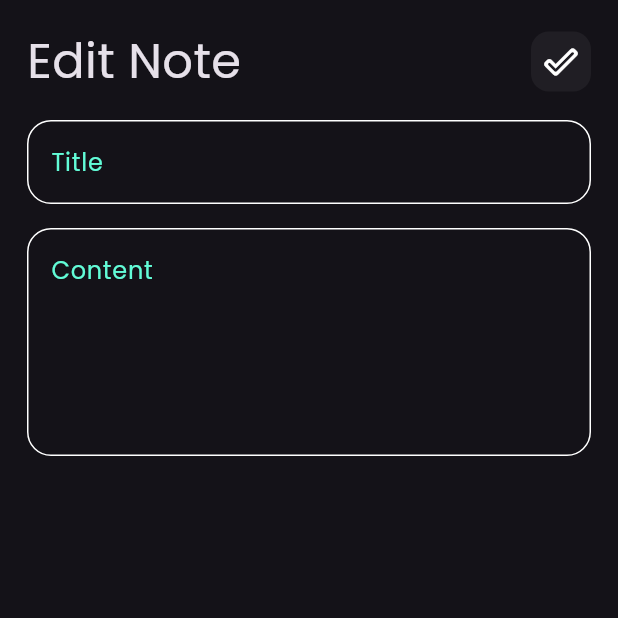
After one commit to StevenBahaa/NotesApp, a Flutter app: the screen it shows after launch, after a tap on "Flutter Tips", on a phone screen of 412 x 824 dp, the top half of it. The commit adds this screen. Run offline on Flutter 3.47's test engine with Material 3 defaults, Android fonts, the phone set to English and light mode, and no system bars; our stand-ins replace font_awesome_flutter.

Commit message:
Edit Note View

```diff
--- /dev/null
+++ b/lib/pages/edit_note.dart
@@ -0,0 +1,34 @@
+import 'package:flutter/material.dart';
+import 'package:notes_app/widgets/app_bar.dart';
+import 'package:notes_app/widgets/custom_text_field.dart';
+
+class EditNoteView extends StatelessWidget {
+  const EditNoteView({super.key});
+
+  @override
+  Widget build(BuildContext context) {
+    return const SafeArea(
+      child: Scaffold(
+        body: Padding(
+          padding: EdgeInsets.all(18),
+          child: Column(
+            children: [
+              Appbar(
+                title: 'Edit Note',
+                icon: Icon(Icons.done_outline_rounded),
+              ),
+              CustomTextField(hint: 'Title'),
+              SizedBox(
+                height: 16,
+              ),
+              CustomTextField(
+                hint: 'Content',
+                maxlines: 5,
+              ),
+            ],
+          ),
+        ),
+      ),
+    );
+  }
+}
--- a/lib/pages/home_page.dart
+++ b/lib/pages/home_page.dart
@@ -31,7 +31,10 @@ class HomePage extends StatelessWidget {
           child: Column(
             crossAxisAlignment: CrossAxisAlignment.start,
             children: [
-              Appbar(),
+              Appbar(
+                title: "Notes",
+                icon: Icon(Icons.search_sharp),
+              ),
               Expanded(child: NotesListView()),
             ],
           ),
--- a/lib/widgets/add_note_bottom_sheet.dart
+++ b/lib/widgets/add_note_bottom_sheet.dart
@@ -26,7 +26,7 @@ class AddNewNote extends StatelessWidget {
                     height: 16,
                   ),
                   CustomTextField(
-                    hint: 'Contant',
+                    hint: 'Content',
                     maxlines: 5,
                   ),
                   SizedBox(
--- a/lib/widgets/app_bar.dart
+++ b/lib/widgets/app_bar.dart
@@ -2,20 +2,22 @@ import 'package:flutter/material.dart';
 import 'package:notes_app/widgets/custom_icon.dart';
 
 class Appbar extends StatelessWidget {
-  const Appbar({super.key});
+  const Appbar({super.key, required this.icon, required this.title});
+  final Icon icon;
+  final String title;
 
   @override
   Widget build(BuildContext context) {
-    return const Padding(
-      padding: EdgeInsets.only(bottom: 16.0),
+    return Padding(
+      padding: const EdgeInsets.only(bottom: 16.0),
       child: Row(
         children: [
           Text(
-            'Notes',
-            style: TextStyle(fontSize: 32),
+            title,
+            style: const TextStyle(fontSize: 32),
           ),
-          Spacer(),
-          CustomIcon(),
+          const Spacer(),
+          CustomIcon(icon: icon),
         ],
       ),
     );
--- a/lib/widgets/custom_icon.dart
+++ b/lib/widgets/custom_icon.dart
@@ -1,7 +1,9 @@
 import 'package:flutter/material.dart';
 
 class CustomIcon extends StatelessWidget {
-  const CustomIcon({super.key});
+  const CustomIcon({super.key, required this.icon});
+
+  final Icon icon;
 
   @override
   Widget build(BuildContext context) {
@@ -12,7 +14,7 @@ class CustomIcon extends StatelessWidget {
         color: Colors.white.withOpacity(0.05),
         borderRadius: BorderRadius.circular(12),
       ),
-      child: const Icon(Icons.search_sharp),
+      child: icon,
     );
   }
 }
--- a/lib/widgets/notes_list_view.dart
+++ b/lib/widgets/notes_list_view.dart
@@ -1,4 +1,5 @@
 import 'package:flutter/material.dart';
+import 'package:notes_app/pages/edit_note.dart';
 import 'package:notes_app/widgets/notes_body.dart';
 
 class NotesListView extends StatelessWidget {
@@ -9,9 +10,15 @@ class NotesListView extends StatelessWidget {
     return ListView.builder(
       physics: const BouncingScrollPhysics(),
       itemBuilder: (context, index) {
-        return const Padding(
-          padding: EdgeInsets.symmetric(vertical: 8),
-          child: NoteBody(),
+        return Padding(
+          padding: const EdgeInsets.symmetric(vertical: 8),
+          child: GestureDetector(
+              onTap: () {
+                Navigator.push(context, MaterialPageRoute(builder: (context) {
+                  return const EditNoteView();
+                }));
+              },
+              child: const NoteBody()),
         );
       },
       itemCount: 10,
```
